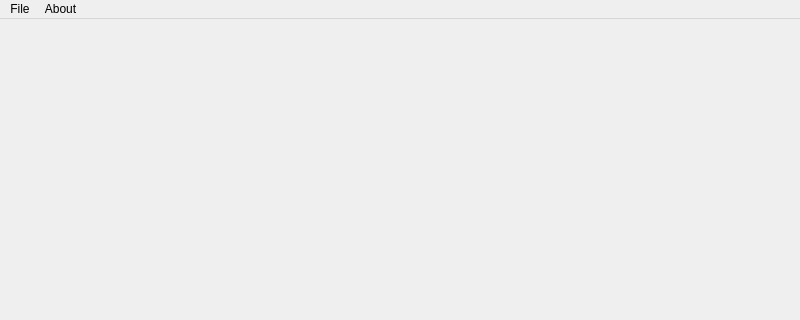
First picture: the form in modules/passwWindow/passw.ui, repository KryvosheyaIvan/passwSaver, before the edit; both pictures show x 0 to 800 and y 0 to 320 of the 800 by 600 pixel window.
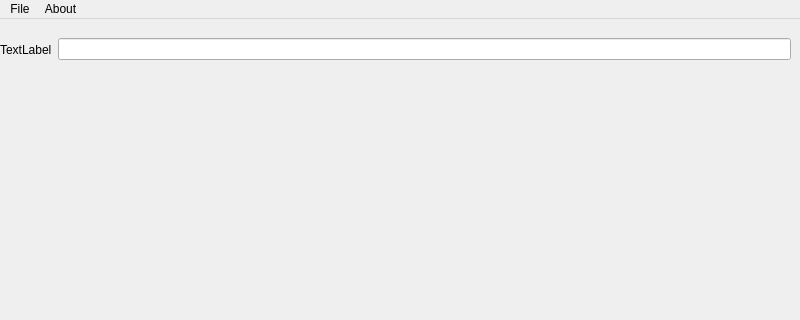
Second picture: the form after the edit. Icons and pictures are not drawn.

Commit message: added search. Resolved bugs with register and login

Patch:
```diff
--- a/modules/passwWindow/passw.ui
+++ b/modules/passwWindow/passw.ui
@@ -13,7 +13,30 @@
   <property name="windowTitle">
    <string>MainWindow</string>
   </property>
-  <widget class="QWidget" name="centralwidget"/>
+  <widget class="QWidget" name="centralwidget">
+   <widget class="QWidget" name="">
+    <property name="geometry">
+     <rect>
+      <x>0</x>
+      <y>0</y>
+      <width>791</width>
+      <height>61</height>
+     </rect>
+    </property>
+    <layout class="QHBoxLayout" name="horizontalLayout">
+     <item>
+      <widget class="QLabel" name="labelSearch">
+       <property name="text">
+        <string>TextLabel</string>
+       </property>
+      </widget>
+     </item>
+     <item>
+      <widget class="QLineEdit" name="lineEdit"/>
+     </item>
+    </layout>
+   </widget>
+  </widget>
   <widget class="QMenuBar" name="menubar">
    <property name="geometry">
     <rect>
```
Left out of the diff: 26 changed lines with no effect on the pictures. The commit also changes 8 other files.
